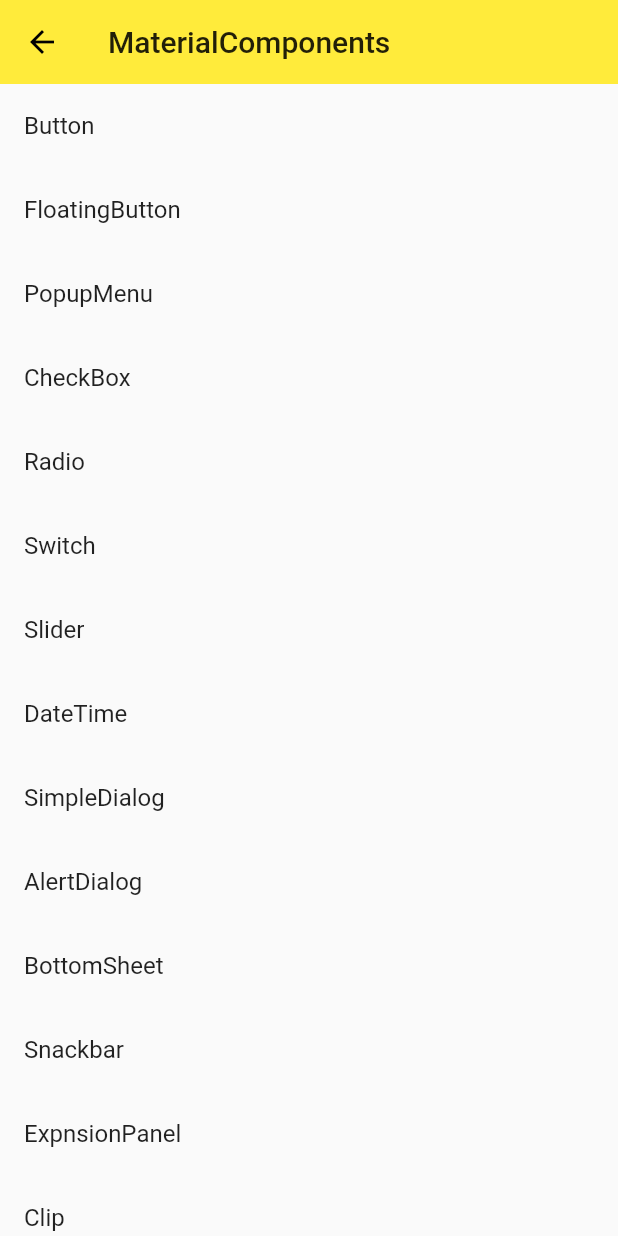
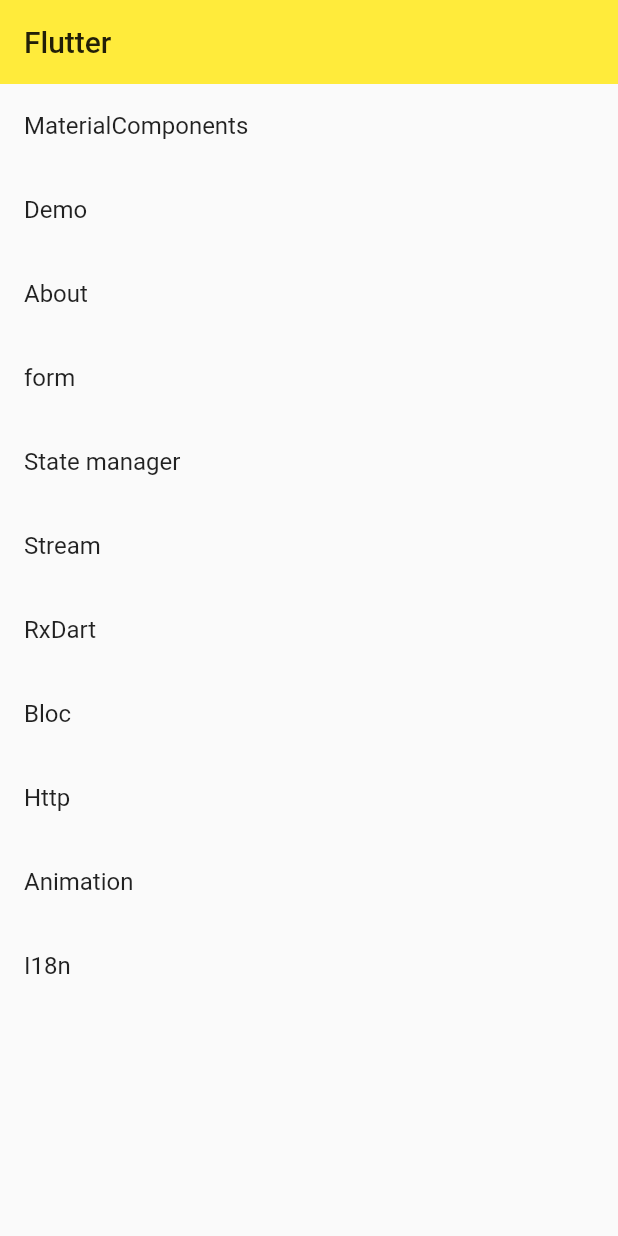
Before and after one commit to SeniorZhai/learn_flutter, a Flutter app: the screen it shows after launch, on a phone screen of 412 x 824 dp. Run offline on Flutter 3.47's test engine with Material 2 defaults, Android fonts, the phone set to English and light mode, and no system bars; our stand-ins replace rxdart.

Commit message:
Home page

```diff
--- /dev/null
+++ b/lib/demo/demo.dart
@@ -0,0 +1,51 @@
+import 'package:flutter/material.dart';
+import './list_demo.dart';
+import './basic_demo.dart';
+import './layout_demo.dart';
+import './sliver_demo.dart';
+import './drawer_demo.dart';
+import './bottom_navagation_demo.dart';
+
+class DemoPage extends StatelessWidget {
+  @override
+  Widget build(BuildContext context) {
+    return DefaultTabController(
+        length: 4,
+        child: Scaffold(
+            backgroundColor: Colors.grey[100],
+            appBar: AppBar(
+              title: Text('World'),
+              elevation: 12.0,
+              actions: <Widget>[
+                IconButton(
+                  icon: Icon(Icons.search),
+                  tooltip: 'Search',
+                  onPressed: () => debugPrint('Search button is pressed.'),
+                )
+              ],
+              bottom: TabBar(
+                unselectedLabelColor: Colors.black38,
+                indicatorColor: Colors.black54,
+                indicatorSize: TabBarIndicatorSize.label,
+                indicatorWeight: 1.0,
+                tabs: <Widget>[
+                  Tab(icon: Icon(Icons.local_florist)),
+                  Tab(icon: Icon(Icons.change_history)),
+                  Tab(icon: Icon(Icons.directions_bike)),
+                  Tab(icon: Icon(Icons.view_quilt)),
+                ],
+              ),
+            ),
+            body: TabBarView(
+              children: <Widget>[
+                ListViewDome(),
+                BasicDemo(),
+                LayoutDemo(),
+                SliverDemo()
+              ],
+            ),
+            drawer: DrawerDemo(),
+            // endDrawer: 右边抽屉
+            bottomNavigationBar: BottomNavagationDemo()));
+  }
+}
--- /dev/null
+++ b/lib/home.dart
@@ -0,0 +1,55 @@
+import 'package:flutter/material.dart';
+import './demo/material_components.dart';
+import './demo/demo.dart';
+import './demo/navigator_demo.dart';
+import './demo/form_demo.dart';
+import './demo/state_manager_demo.dart';
+import './demo/stream_demo.dart';
+import './demo/rxdart/rxdart_demo.dart';
+import './demo/bloc/bloc_demo.dart';
+import './demo/http/http_demo.dart';
+import './demo/animation/animation_demo.dart';
+import './demo/i18n/i18n_demo.dart';
+
+class HomePage extends StatelessWidget {
+  @override
+  Widget build(BuildContext context) {
+    return Scaffold(
+      appBar: AppBar(
+        title: Text('Flutter'),
+        elevation: 0.0,
+      ),
+      body: ListView(
+        children: <Widget>[
+          ListItem(title: 'MaterialComponents', page: MaterialComponents()),
+          ListItem(title: 'Demo', page: DemoPage()),
+          ListItem(title: 'About', page: Page(title: 'About')),
+          ListItem(title: 'form', page: FormDemo()),
+          ListItem(title: 'State manager', page: StateManagerDemo()),
+          ListItem(title: 'Stream', page: StreamDemo()),
+          ListItem(title: 'RxDart', page: RxDartDome()),
+          ListItem(title: 'Bloc', page: BlocDemo()),
+          ListItem(title: 'Http', page: HttpDemo()),
+          ListItem(title: 'Animation', page: AnimationDemo()),
+          ListItem(title: 'I18n', page: I18nDemo())
+        ],
+      ),
+    );
+  }
+}
+
+class ListItem extends StatelessWidget {
+  final String title;
+  final Widget page;
+  ListItem({this.title, this.page});
+  @override
+  Widget build(BuildContext context) {
+    return ListTile(
+      title: Text(title),
+      onTap: () {
+        Navigator.of(context)
+            .push(MaterialPageRoute(builder: (context) => page));
+      },
+    );
+  }
+}
--- a/lib/main.dart
+++ b/lib/main.dart
@@ -1,22 +1,6 @@
 import 'package:flutter/material.dart';
-import './demo/drawer_demo.dart';
-import './demo/bottom_navagation_demo.dart';
-import './demo/list_demo.dart';
-import './demo/basic_demo.dart';
-import './demo/layout_demo.dart';
-import './demo/view_demo.dart';
-import './demo/sliver_demo.dart';
-import './demo/navigator_demo.dart';
-import './demo/form_demo.dart';
-import './demo/material_components.dart';
-import './demo/state_manager_demo.dart';
-import './demo/stream_demo.dart';
-import './demo/rxdart/rxdart_demo.dart';
-import './demo/bloc/bloc_demo.dart';
-import './demo/http/http_demo.dart';
-import './demo/animation/animation_demo.dart';
-import './demo/i18n/i18n_demo.dart';
 import 'package:flutter_localizations/flutter_localizations.dart';
+import './home.dart';
 
 import 'dart:io' show Platform;
 
@@ -41,20 +25,8 @@ class MyApp extends StatelessWidget {
         Locale('zh', 'CN'),
       ],
       debugShowCheckedModeBanner: false,
-      initialRoute: '/mdc',
-      routes: {
-        '/': (context) => Home(),
-        '/about': (context) => Page(title: 'About'),
-        '/form': (context) => FormDemo(),
-        '/mdc': (context) => MaterialComponents(),
-        '/state': (context) => StateManagerDemo(),
-        '/stream': (context) => StreamDemo(),
-        '/rxdart': (context) => RxDartDome(),
-        '/bloc': (context) => BlocDemo(),
-        '/http': (context) => HttpDemo(),
-        '/animation': (context) => AnimationDemo(),
-        '/i18n': (context) => I18nDemo()
-      },
+      initialRoute: '/',
+      routes: {'/': (context) => HomePage()},
       theme: ThemeData(
           primarySwatch: Colors.yellow,
           highlightColor: Color.fromRGBO(255, 255, 255, 0.13),
@@ -63,47 +35,3 @@ class MyApp extends StatelessWidget {
     );
   }
 }
-
-class Home extends StatelessWidget {
-  @override
-  Widget build(BuildContext context) {
-    return DefaultTabController(
-        length: 4,
-        child: Scaffold(
-            backgroundColor: Colors.grey[100],
-            appBar: AppBar(
-              title: Text('World'),
-              elevation: 12.0,
-              actions: <Widget>[
-                IconButton(
-                  icon: Icon(Icons.search),
-                  tooltip: 'Search',
-                  onPressed: () => debugPrint('Search button is pressed.'),
-                )
-              ],
-              bottom: TabBar(
-                unselectedLabelColor: Colors.black38,
-                indicatorColor: Colors.black54,
-                indicatorSize: TabBarIndicatorSize.label,
-                indicatorWeight: 1.0,
-                tabs: <Widget>[
-                  Tab(icon: Icon(Icons.local_florist)),
-                  Tab(icon: Icon(Icons.change_history)),
-                  Tab(icon: Icon(Icons.directions_bike)),
-                  Tab(icon: Icon(Icons.view_quilt)),
-                ],
-              ),
-            ),
-            body: TabBarView(
-              children: <Widget>[
-                ListViewDome(),
-                BasicDemo(),
-                LayoutDemo(),
-                SliverDemo()
-              ],
-            ),
-            drawer: DrawerDemo(),
-            // endDrawer: 右边抽屉
-            bottomNavigationBar: BottomNavagationDemo()));
-  }
-}
```
